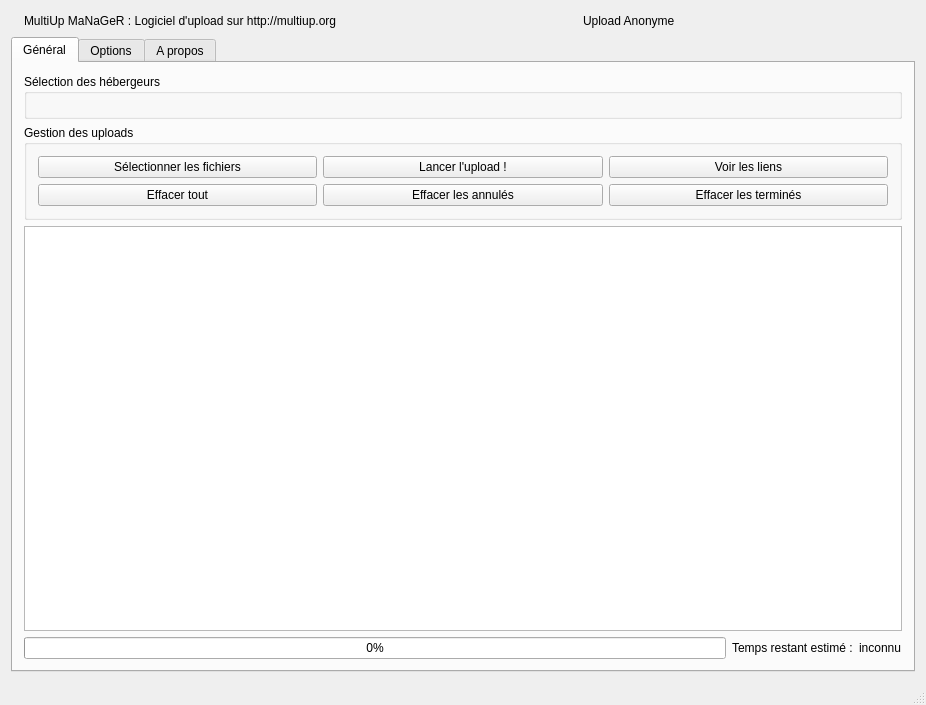
First picture: the form in mainwindow.ui, repository ysard/MultiupMaNaGeR, before the edit.
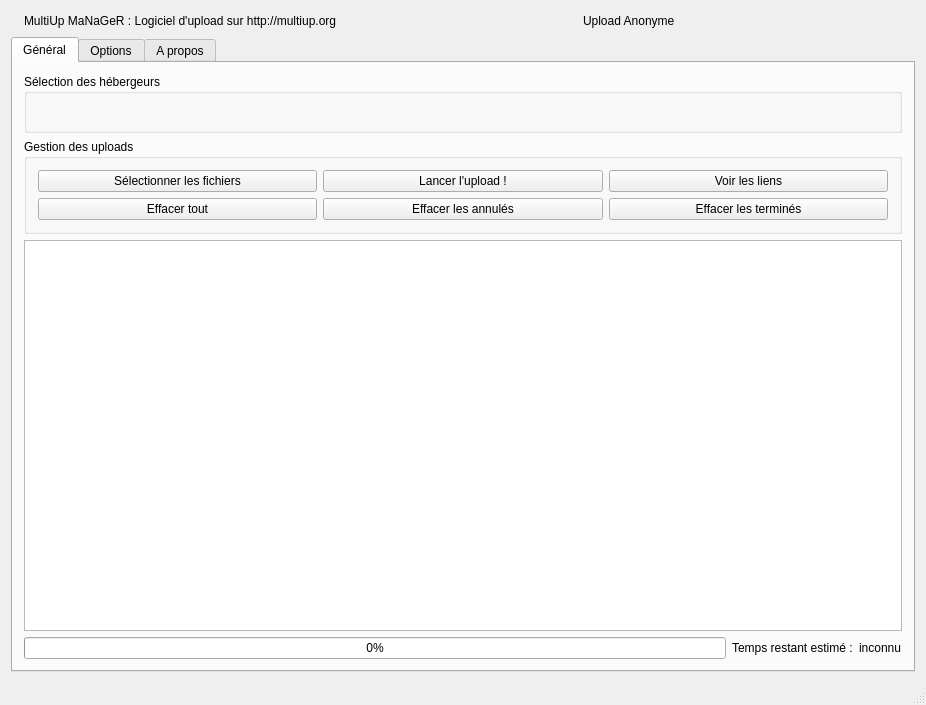
Second picture: the form after the edit. Icons and pictures are not drawn.

Commit message: update interface with a spinloader while downloading webhosts data

```diff
--- a/mainwindow.ui
+++ b/mainwindow.ui
@@ -97,6 +97,22 @@
            <item row="0" column="0">
             <layout class="QGridLayout" name="gridLayoutHebergeurs"/>
            </item>
+           <item row="1" column="0">
+            <widget class="QLabel" name="label_8">
+             <property name="autoFillBackground">
+              <bool>false</bool>
+             </property>
+             <property name="text">
+              <string/>
+             </property>
+             <property name="scaledContents">
+              <bool>false</bool>
+             </property>
+             <property name="alignment">
+              <set>Qt::AlignCenter</set>
+             </property>
+            </widget>
+           </item>
           </layout>
          </widget>
         </item>
```
